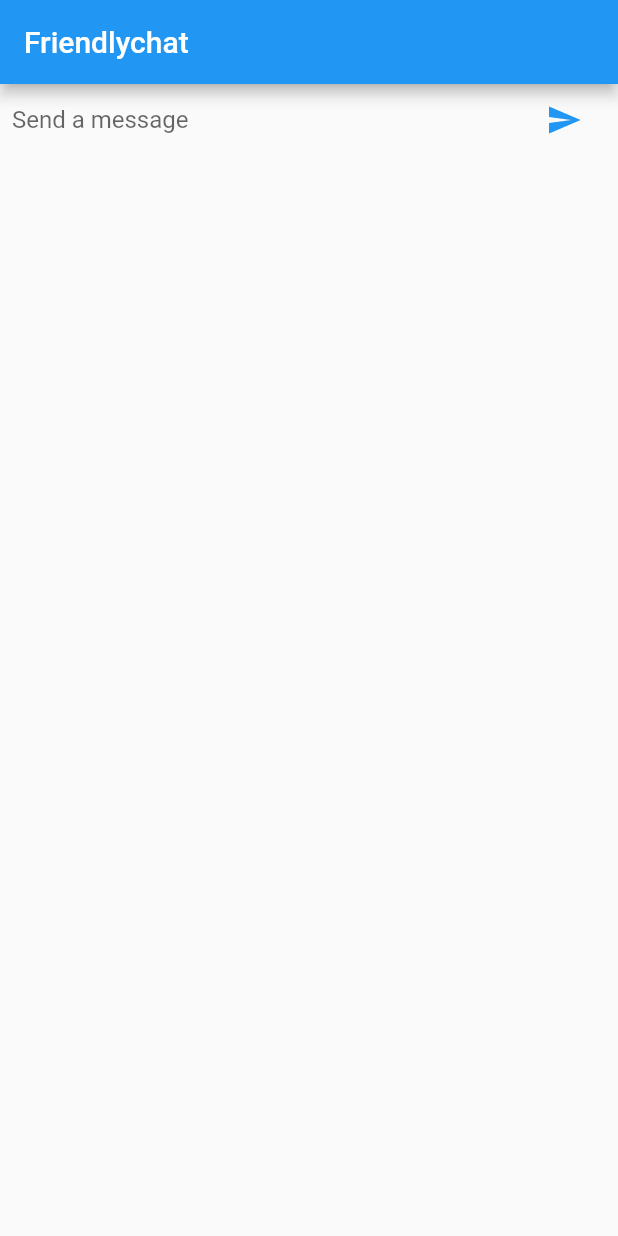
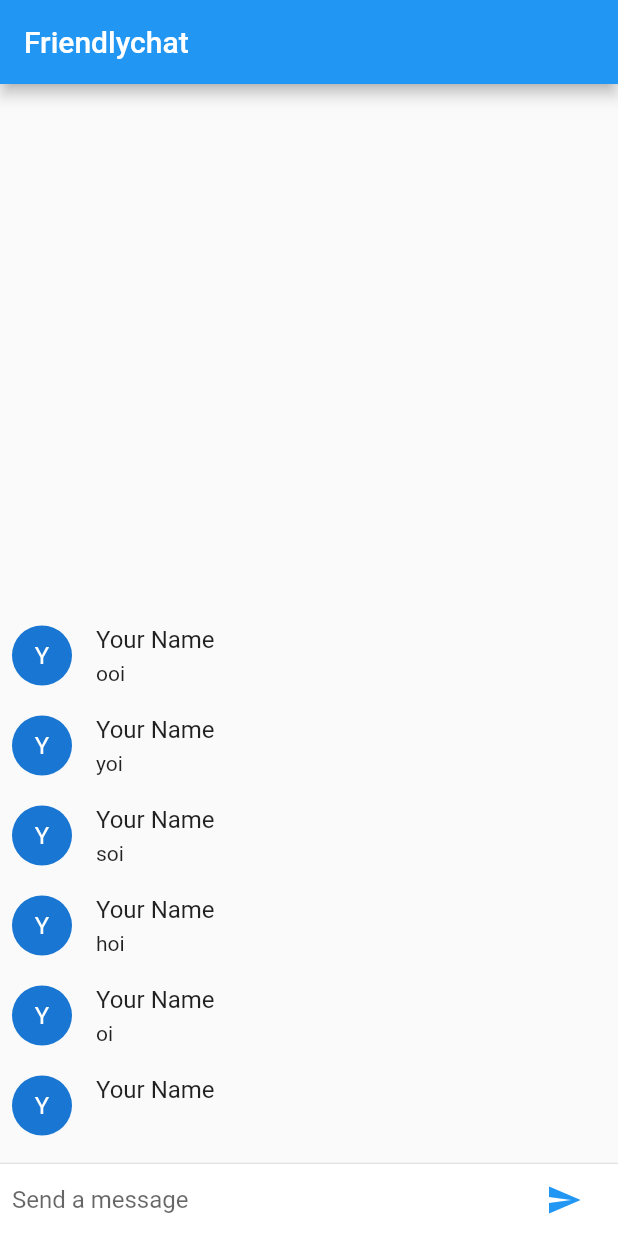
Before and after one commit to adwd/friendly_chat, a Flutter app: the screen it shows after launch, after a tap on the "send" icon, on a phone screen of 412 x 824 dp. Run offline on Flutter 3.47's test engine with Material 2 defaults, Android fonts, the phone set to English and light mode, and no system bars.

Commit message:
show chat items

```diff
--- /dev/null
+++ b/lib/chat_message.dart
@@ -0,0 +1,39 @@
+import 'package:flutter/material.dart';
+
+const String _name = "Your Name";
+
+class ChatMessage extends StatelessWidget {
+  final String text;
+  ChatMessage({this.text});
+
+  @override
+  Widget build(BuildContext context) {
+    return new Container(
+      margin: const EdgeInsets.symmetric(vertical: 10.0),
+      child: new Row(
+        crossAxisAlignment: CrossAxisAlignment.start,
+        children: <Widget>[
+          new Container(
+            margin: const EdgeInsets.only(right: 16.0),
+            child: new CircleAvatar(
+              child: new Text(_name[0]),
+            ),
+          ),
+          new Column(
+            crossAxisAlignment: CrossAxisAlignment.start,
+            children: <Widget>[
+              new Text(
+                _name,
+                style: Theme.of(context).textTheme.subhead,
+              ),
+              new Container(
+                margin: const EdgeInsets.only(top: 5.0),
+                child: new Text(text),
+              )
+            ],
+          )
+        ],
+      ),
+    );
+  }
+}
--- /dev/null
+++ b/lib/chat_screen.dart
@@ -0,0 +1,81 @@
+import 'package:flutter/material.dart';
+import 'chat_message.dart';
+
+class ChatScreen extends StatefulWidget {
+  @override
+  State createState() => new ChatScreenState();
+}
+
+class ChatScreenState extends State<ChatScreen> {
+  final List<ChatMessage> _messages = ["oi", "hoi", "soi", "yoi", "ooi"]
+      .map((text) => new ChatMessage(
+            text: text,
+          ))
+      .toList();
+  final TextEditingController _textController = new TextEditingController();
+
+  @override
+  Widget build(BuildContext context) {
+    return new Scaffold(
+        appBar: new AppBar(
+          title: new Text("Friendlychat"),
+        ),
+        body: new Column(
+          children: <Widget>[
+            new Flexible(
+              child: new ListView.builder(
+                padding: new EdgeInsets.all(8.0),
+                reverse: true,
+                itemBuilder: (_, int index) => _messages[index],
+                itemCount: _messages.length,
+              ),
+            ),
+            new Divider(
+              height: 1.0,
+            ),
+            new Container(
+              decoration: new BoxDecoration(
+                color: Theme.of(context).cardColor,
+              ),
+              child: _buildTextComposer(),
+            )
+          ],
+        ));
+  }
+
+  _handleSubmitted(String text) {
+    _textController.clear();
+    ChatMessage message = new ChatMessage(text: text);
+    setState(() {
+      _messages.insert(0, message);
+    });
+  }
+
+  Widget _buildTextComposer() {
+    return new IconTheme(
+      // IconButtonを変更するためにIconThemeDataでラップする
+      data: new IconThemeData(color: Theme.of(context).accentColor),
+      child: new Container(
+          margin: const EdgeInsets.symmetric(horizontal: 8.0),
+          child: new Row(
+            children: <Widget>[
+              // FlexibleでTextFieldをラップして、Rowの余ったスペースいっぱいにTextFieldが広がるようにする
+              new Flexible(
+                  child: new TextField(
+                controller: _textController,
+                onSubmitted: _handleSubmitted,
+                decoration:
+                    new InputDecoration.collapsed(hintText: "Send a message"),
+              )),
+              // marginをつけたいのでIconButtonをContainerでラップする
+              new Container(
+                margin: new EdgeInsets.symmetric(horizontal: 4.0),
+                child: new IconButton(
+                    icon: new Icon(Icons.send),
+                    onPressed: () => _handleSubmitted(_textController.text)),
+              )
+            ],
+          )),
+    );
+  }
+}
--- a/lib/main.dart
+++ b/lib/main.dart
@@ -1,4 +1,5 @@
 import 'package:flutter/material.dart';
+import 'chat_screen.dart';
 
 void main() {
   runApp(new FriendlychatApp());
@@ -13,54 +14,3 @@ class FriendlychatApp extends StatelessWidget {
     );
   }
 }
-
-class ChatScreen extends StatefulWidget {
-  @override
-  State createState() => new ChatScreenState();
-}
-
-class ChatScreenState extends State<ChatScreen> {
-  final TextEditingController _textController = new TextEditingController();
-
-  @override
-  Widget build(BuildContext context) {
-    return new Scaffold(
-      appBar: new AppBar(
-        title: new Text("Friendlychat"),
-      ),
-      body: _buildTextComposer(),
-    );
-  }
-
-  _handleSubmitted(String text) {
-    _textController.clear();
-  }
-
-  Widget _buildTextComposer() {
-    return new IconTheme(
-      // IconButtonを変更するためにIconThemeDataでラップする
-      data: new IconThemeData(color: Theme.of(context).accentColor),
-      child: new Container(
-          margin: const EdgeInsets.symmetric(horizontal: 8.0),
-          child: new Row(
-            children: <Widget>[
-              // FlexibleでTextFieldをラップして、Rowの余ったスペースいっぱいにTextFieldが広がるようにする
-              new Flexible(
-                  child: new TextField(
-                controller: _textController,
-                onSubmitted: _handleSubmitted,
-                decoration:
-                    new InputDecoration.collapsed(hintText: "Send a message"),
-              )),
-              // marginをつけたいのでIconButtonをContainerでラップする
-              new Container(
-                margin: new EdgeInsets.symmetric(horizontal: 4.0),
-                child: new IconButton(
-                    icon: new Icon(Icons.send),
-                    onPressed: () => _handleSubmitted(_textController.text)),
-              )
-            ],
-          )),
-    );
-  }
-}
```
